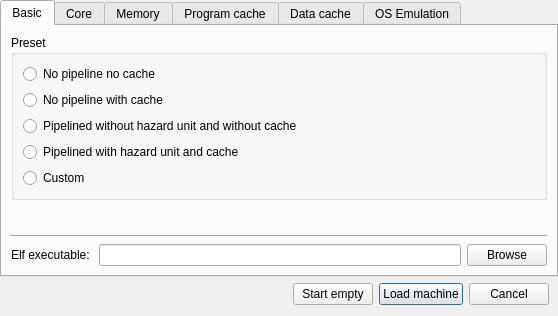
This is qtmips_gui/NewDialog.ui in cvut/qtrvsim as Qt 5 draws it before an edit. The edited form follows.
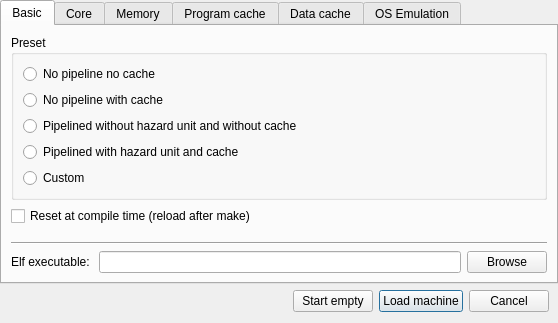
This is the edited form.

Commit message: Add config option to reset machine before internal assembler starts.

Patch:
```diff
--- a/qtmips_gui/NewDialog.ui
+++ b/qtmips_gui/NewDialog.ui
@@ -7,7 +7,7 @@
     <x>0</x>
     <y>0</y>
     <width>558</width>
-    <height>316</height>
+    <height>323</height>
    </rect>
   </property>
   <property name="windowTitle">
@@ -80,6 +80,13 @@
          </layout>
         </widget>
        </item>
+       <item>
+        <widget class="QCheckBox" name="reset_at_compile">
+         <property name="text">
+          <string>Reset at compile time (reload after make)</string>
+         </property>
+        </widget>
+       </item>
        <item>
         <spacer name="verticalSpacer_3">
          <property name="orientation">
```
The commit also changes 6 other files.
